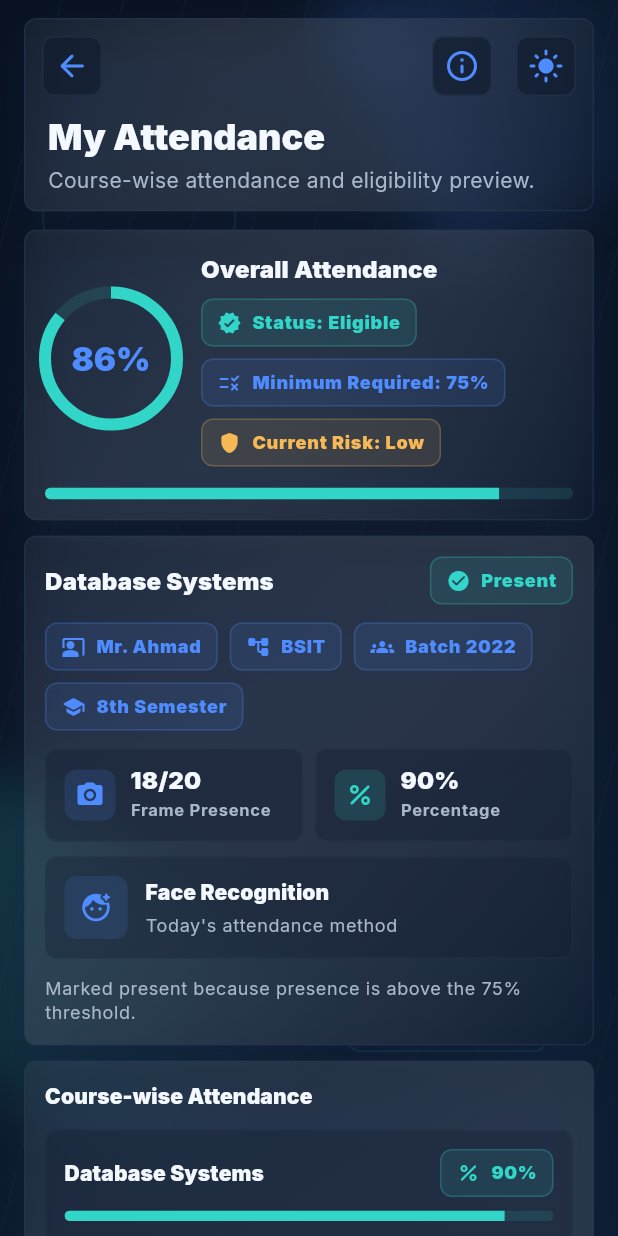
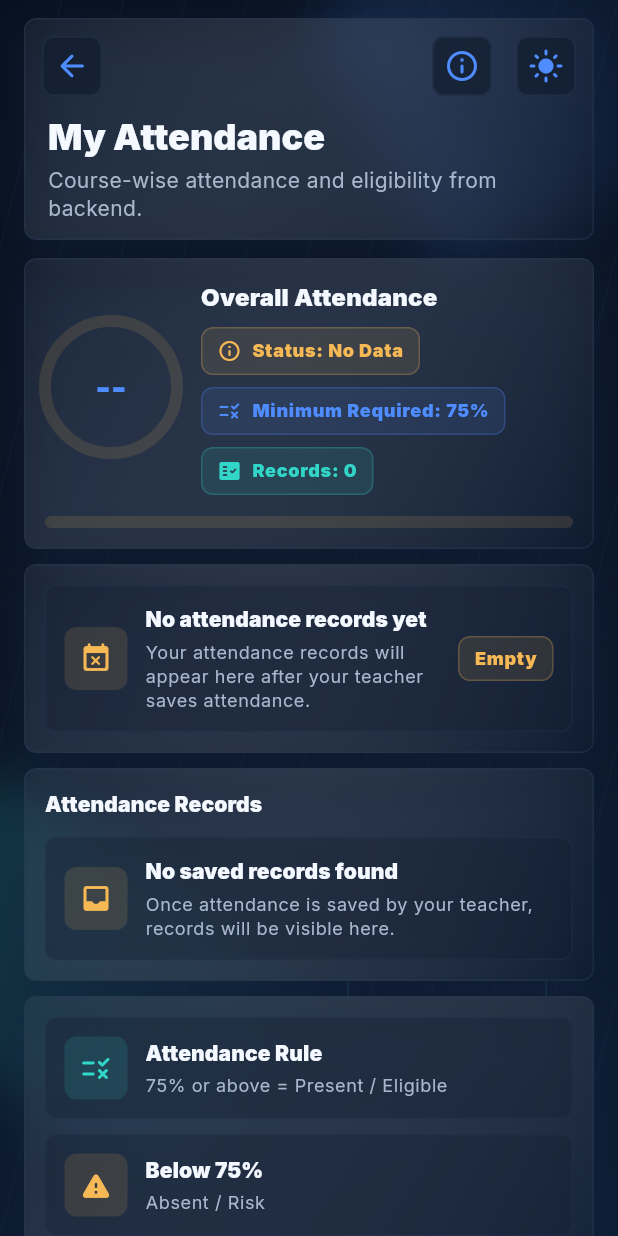
Before and after one commit to alnajamulshariq/eduVision-FlutterApp, a Flutter app: the StudentAttendanceScreen screen opened by its route, on a phone screen of 412 x 824 dp. Run offline on Flutter 3.47's test engine with Material 3 defaults, Android fonts, the phone set to English and light mode, and no system bars; our stand-ins replace flutter_animate, flutter_dotenv, flutter_riverpod, go_router, google_fonts, shared_preferences and 1 more; accounts and stored records are empty.

Commit message:
Connect student attendance screen to backend records

```diff
--- a/lib/features/student/providers/student_provider.dart
+++ b/lib/features/student/providers/student_provider.dart
@@ -1,6 +1,9 @@
+import 'package:eduvision_app/core/utils/result.dart';
+import 'package:eduvision_app/data/models/attendance_record_model.dart';
 import 'package:eduvision_app/data/repositories/attendance_repository.dart';
 import 'package:eduvision_app/data/repositories/gate_repository.dart';
 import 'package:eduvision_app/data/repositories/message_repository.dart';
+import 'package:eduvision_app/features/auth/providers/auth_controller.dart';
 import 'package:eduvision_app/features/auth/providers/auth_provider.dart';
 import 'package:flutter_riverpod/flutter_riverpod.dart';
 
@@ -13,6 +16,29 @@ final studentAttendanceRepositoryProvider = Provider<AttendanceRepository>((
   );
 });
 
+final studentAttendanceRecordsProvider =
+    FutureProvider<List<AttendanceRecordModel>>((ref) async {
+      final currentUser = ref.watch(authControllerProvider).user;
+
+      if (currentUser == null) {
+        return [];
+      }
+
+      final result = await ref
+          .watch(studentAttendanceRepositoryProvider)
+          .getStudentAttendance(studentId: currentUser.id);
+
+      if (result case Success<List<AttendanceRecordModel>>(:final data)) {
+        return data;
+      }
+
+      if (result case Failure<List<AttendanceRecordModel>>(:final exception)) {
+        throw Exception(exception.message);
+      }
+
+      return [];
+    });
+
 final studentGateRepositoryProvider = Provider<GateRepository>((ref) {
   return GateRepository(
     supabaseService: ref.watch(supabaseServiceProvider),
--- a/lib/features/student/screens/student_attendance_screen.dart
+++ b/lib/features/student/screens/student_attendance_screen.dart
@@ -1,89 +1,101 @@
 import 'package:eduvision_app/app/theme.dart';
 import 'package:eduvision_app/core/constants/app_constants.dart';
 import 'package:eduvision_app/core/widgets/module_screen_shell.dart';
+import 'package:eduvision_app/data/models/attendance_record_model.dart';
+import 'package:eduvision_app/features/student/providers/student_provider.dart';
 import 'package:flutter/material.dart';
+import 'package:flutter_riverpod/flutter_riverpod.dart';
 
-class StudentAttendanceScreen extends StatelessWidget {
+class StudentAttendanceScreen extends ConsumerWidget {
   const StudentAttendanceScreen({super.key});
 
-  static const _courses = [
-    _CourseAttendance(
-      subject: 'Database Systems',
-      attendance: 90,
-      status: 'Present Trend',
-      method: 'Face Recognition',
-    ),
-    _CourseAttendance(
-      subject: 'Web Engineering',
-      attendance: 82,
-      status: 'Good',
-      method: 'Manual/Session Preview',
-    ),
-    _CourseAttendance(
-      subject: 'Artificial Intelligence',
-      attendance: 76,
-      status: 'Needs Attention',
-      method: 'Face Recognition Preview',
-    ),
-    _CourseAttendance(
-      subject: 'Software Project',
-      attendance: 70,
-      status: 'At Risk',
-      method: 'Missed Sessions',
-    ),
-  ];
+  @override
+  Widget build(BuildContext context, WidgetRef ref) {
+    final attendanceAsync = ref.watch(studentAttendanceRecordsProvider);
 
-  static const _timeline = [
-    _AttendanceTimelineItem(
-      day: 'Today',
-      subject: 'Database Systems',
-      status: 'Present',
-      attendance: 90,
-    ),
-    _AttendanceTimelineItem(
-      day: 'Yesterday',
-      subject: 'Web Engineering',
-      status: 'Present',
-      attendance: 82,
-    ),
-    _AttendanceTimelineItem(
-      day: 'Monday',
-      subject: 'Artificial Intelligence',
-      status: 'Present',
-      attendance: 76,
-    ),
-    _AttendanceTimelineItem(
-      day: 'Friday',
-      subject: 'Software Project',
-      status: 'Absent',
-      attendance: 70,
-    ),
-  ];
+    final children = attendanceAsync.when(
+      loading: () => <Widget>[
+        const _AttendanceLoadingPanel(),
+        const _AttendanceRuleCard(),
+      ],
+      error: (error, _) => <Widget>[
+        _AttendanceErrorPanel(message: _cleanErrorMessage(error)),
+        const _AttendanceRuleCard(),
+      ],
+      data: (records) => <Widget>[
+        _OverallAttendanceSummary(records: records),
+        _CurrentAttendanceCard(record: records.isEmpty ? null : records.first),
+        _AttendanceRecordList(records: records),
+        const _AttendanceRuleCard(),
+        _AttendanceTimeline(records: records),
+      ],
+    );
+
+    return ModuleScreenShell(
+      title: 'My Attendance',
+      subtitle: 'Course-wise attendance and eligibility from backend.',
+      fallbackRoute: AppRoutes.student,
+      children: children,
+    );
+  }
+}
+
+class _AttendanceLoadingPanel extends StatelessWidget {
+  const _AttendanceLoadingPanel();
 
   @override
   Widget build(BuildContext context) {
-    return ModuleScreenShell(
-      title: 'My Attendance',
-      subtitle: 'Course-wise attendance and eligibility preview.',
-      fallbackRoute: AppRoutes.student,
-      children: const [
-        _OverallAttendanceSummary(),
-        _CurrentCourseCard(),
-        _CourseAttendanceList(courses: _courses),
-        _AttendanceRuleCard(),
-        _AttendanceTimeline(timeline: _timeline),
-      ],
+    return const ModulePanel(
+      padding: EdgeInsets.all(14),
+      child: ModuleInfoTile(
+        title: 'Loading attendance',
+        subtitle: 'Fetching your attendance records from backend.',
+        icon: Icons.hourglass_top_rounded,
+        color: AppColors.cyan,
+        trailing: ModuleBadge(label: 'Loading', color: AppColors.cyan),
+      ),
+    );
+  }
+}
+
+class _AttendanceErrorPanel extends StatelessWidget {
+  const _AttendanceErrorPanel({required this.message});
+
+  final String message;
+
+  @override
+  Widget build(BuildContext context) {
+    return ModulePanel(
+      padding: const EdgeInsets.all(14),
+      child: ModuleInfoTile(
+        title: 'Unable to load attendance',
+        subtitle: message,
+        icon: Icons.error_outline_rounded,
+        color: AppColors.amber,
+        trailing: const ModuleBadge(label: 'Error', color: AppColors.amber),
+      ),
     );
   }
 }
 
 class _OverallAttendanceSummary extends StatelessWidget {
-  const _OverallAttendanceSummary();
+  const _OverallAttendanceSummary({required this.records});
+
+  final List<AttendanceRecordModel> records;
 
   @override
   Widget build(BuildContext context) {
     final colorScheme = Theme.of(context).colorScheme;
     final textTheme = Theme.of(context).textTheme;
+    final average = _averageAttendance(records);
+    final hasRecords = records.isNotEmpty;
+    final eligible = hasRecords && average >= 75;
+    final accent = eligible ? colorScheme.secondary : AppColors.amber;
+    final statusLabel = hasRecords
+        ? eligible
+              ? 'Eligible'
+              : 'At Risk'
+        : 'No Data';
 
     return ModulePanel(
       padding: const EdgeInsets.all(14),
@@ -100,16 +112,14 @@ class _OverallAttendanceSummary extends StatelessWidget {
                   fit: StackFit.expand,
                   children: [
                     CircularProgressIndicator(
-                      value: 0.86,
+                      value: hasRecords ? average / 100 : 0,
                       strokeWidth: 8,
-                      color: colorScheme.secondary,
-                      backgroundColor: colorScheme.secondary.withValues(
-                        alpha: 0.13,
-                      ),
+                      color: accent,
+                      backgroundColor: accent.withValues(alpha: 0.13),
                     ),
                     Center(
                       child: Text(
-                        '86%',
+                        hasRecords ? _percentageLabel(average) : '--',
                         style: textTheme.titleLarge?.copyWith(
                           color: colorScheme.primary,
                           fontWeight: FontWeight.w900,
@@ -131,24 +141,26 @@ class _OverallAttendanceSummary extends StatelessWidget {
                       ),
                     ),
                     const SizedBox(height: 8),
-                    const Wrap(
+                    Wrap(
                       spacing: 8,
                       runSpacing: 8,
                       children: [
                         ModuleBadge(
-                          label: 'Status: Eligible',
-                          icon: Icons.verified_rounded,
-                          color: AppColors.cyan,
+                          label: 'Status: $statusLabel',
+                          icon: eligible
+                              ? Icons.verified_rounded
+                              : Icons.info_outline_rounded,
+                          color: accent,
                         ),
-                        ModuleBadge(
+                        const ModuleBadge(
                           label: 'Minimum Required: 75%',
                           icon: Icons.rule_rounded,
                           color: AppColors.blue,
                         ),
                         ModuleBadge(
-                          label: 'Current Risk: Low',
-                          icon: Icons.shield_rounded,
-                          color: AppColors.amber,
+                          label: 'Records: ${records.length}',
+                          icon: Icons.fact_check_rounded,
+                          color: AppColors.cyan,
                         ),
                       ],
                     ),
@@ -161,10 +173,10 @@ class _OverallAttendanceSummary extends StatelessWidget {
           ClipRRect(
             borderRadius: BorderRadius.circular(8),
             child: LinearProgressIndicator(
-              value: 0.86,
+              value: hasRecords ? average / 100 : 0,
               minHeight: 8,
-              color: colorScheme.secondary,
-              backgroundColor: colorScheme.secondary.withValues(alpha: 0.13),
+              color: accent,
+              backgroundColor: accent.withValues(alpha: 0.13),
             ),
           ),
         ],
@@ -173,13 +185,32 @@ class _OverallAttendanceSummary extends StatelessWidget {
   }
 }
 
-class _CurrentCourseCard extends StatelessWidget {
-  const _CurrentCourseCard();
+class _CurrentAttendanceCard extends StatelessWidget {
+  const _CurrentAttendanceCard({required this.record});
+
+  final AttendanceRecordModel? record;
 
   @override
   Widget build(BuildContext context) {
+    if (record == null) {
+      return const ModulePanel(
+        padding: EdgeInsets.all(14),
+        child: ModuleInfoTile(
+          title: 'No attendance records yet',
+          subtitle:
+              'Your attendance records will appear here after your teacher saves attendance.',
+          icon: Icons.event_busy_rounded,
+          color: AppColors.amber,
+          trailing: ModuleBadge(label: 'Empty', color: AppColors.amber),
+        ),
+      );
+    }
+
+    final currentRecord = record!;
     final colorScheme = Theme.of(context).colorScheme;
     final textTheme = Theme.of(context).textTheme;
+    final isPresent = currentRecord.attendanceStatus == 'present';
+    final accent = isPresent ? colorScheme.secondary : AppColors.red;
 
     return ModulePanel(
       padding: const EdgeInsets.all(14),
@@ -190,62 +221,78 @@ class _CurrentCourseCard extends StatelessWidget {
             children: [
               Expanded(
                 child: Text(
-                  'Database Systems',
+                  'Latest Attendance Record',
                   style: textTheme.titleMedium?.copyWith(
                     fontWeight: FontWeight.w900,
                   ),
                 ),
               ),
-              const ModuleBadge(
-                label: 'Present',
-                icon: Icons.check_circle_rounded,
-                color: AppColors.cyan,
+              ModuleBadge(
+                label: _statusLabel(currentRecord.attendanceStatus),
+                icon: isPresent
+                    ? Icons.check_circle_rounded
+                    : Icons.warning_rounded,
+                color: accent,
               ),
             ],
           ),
           const SizedBox(height: 12),
-          const Wrap(
+          Wrap(
             spacing: 8,
             runSpacing: 8,
             children: [
-              ModuleBadge(label: 'Mr. Ahmad', icon: Icons.co_present_rounded),
-              ModuleBadge(label: 'BSIT', icon: Icons.account_tree_rounded),
-              ModuleBadge(label: 'Batch 2022', icon: Icons.groups_rounded),
-              ModuleBadge(label: '8th Semester', icon: Icons.school_rounded),
+              ModuleBadge(
+                label: 'Session ${_shortId(currentRecord.sessionId)}',
+                icon: Icons.event_note_rounded,
+              ),
+              ModuleBadge(
+                label: _methodLabel(currentRecord.attendanceMethod),
+                icon: currentRecord.attendanceMethod == 'dynamic_qr'
+                    ? Icons.qr_code_2_rounded
+                    : Icons.face_retouching_natural_rounded,
+              ),
+              ModuleBadge(
+                label: _formatDate(currentRecord.createdAt),
+                icon: Icons.calendar_month_rounded,
+              ),
             ],
           ),
           const SizedBox(height: 12),
-          const Row(
+          Row(
             children: [
               Expanded(
                 child: ModuleMetricCard(
                   label: 'Frame Presence',
-                  value: '18/20',
+                  value: _framesText(currentRecord),
                   icon: Icons.photo_camera_rounded,
                   color: AppColors.blue,
                 ),
               ),
-              SizedBox(width: 8),
+              const SizedBox(width: 8),
               Expanded(
                 child: ModuleMetricCard(
                   label: 'Percentage',
-                  value: '90%',
+                  value: _percentageLabel(currentRecord.attendancePercentage),
                   icon: Icons.percent_rounded,
-                  color: AppColors.cyan,
+                  color: accent,
                 ),
               ),
             ],
           ),
           const SizedBox(height: 10),
-          const ModuleInfoTile(
-            title: 'Face Recognition',
-            subtitle: 'Today\'s attendance method',
-            icon: Icons.face_retouching_natural_rounded,
+          ModuleInfoTile(
+            title: _methodLabel(currentRecord.attendanceMethod),
+            subtitle: 'Attendance method saved from backend',
+            icon: currentRecord.attendanceMethod == 'dynamic_qr'
+                ? Icons.qr_code_2_rounded
+                : Icons.face_retouching_natural_rounded,
             color: AppColors.blue,
           ),
           const SizedBox(height: 12),
           Text(
-            'Marked present because presence is above the 75% threshold.',
+            isPresent
+                ? 'Marked present because attendance is at least 75%.'
+                : 'Marked absent because attendance is below 75%.',
             style: textTheme.bodySmall?.copyWith(
               color: colorScheme.onSurfaceVariant,
               height: 1.35,
@@ -257,10 +304,10 @@ class _CurrentCourseCard extends StatelessWidget {
   }
 }
 
-class _CourseAttendanceList extends StatelessWidget {
-  const _CourseAttendanceList({required this.courses});
+class _AttendanceRecordList extends StatelessWidget {
+  const _AttendanceRecordList({required this.records});
 
-  final List<_CourseAttendance> courses;
+  final List<AttendanceRecordModel> records;
 
   @override
   Widget build(BuildContext context) {
@@ -270,33 +317,42 @@ class _CourseAttendanceList extends StatelessWidget {
         crossAxisAlignment: CrossAxisAlignment.start,
         children: [
           Text(
-            'Course-wise Attendance',
+            'Attendance Records',
             style: Theme.of(
               context,
             ).textTheme.titleSmall?.copyWith(fontWeight: FontWeight.w900),
           ),
           const SizedBox(height: 12),
-          for (final course in courses) ...[
-            _CourseAttendanceCard(course: course),
-            if (course != courses.last) const SizedBox(height: 10),
-          ],
+          if (records.isEmpty)
+            const ModuleInfoTile(
+              title: 'No saved records found',
+              subtitle:
+                  'Once attendance is saved by your teacher, records will be visible here.',
+              icon: Icons.inbox_rounded,
+              color: AppColors.amber,
+            )
+          else
+            for (final record in records) ...[
+              _AttendanceRecordCard(record: record),
+              if (record != records.last) const SizedBox(height: 10),
+            ],
         ],
       ),
     );
   }
 }
 
-class _CourseAttendanceCard extends StatelessWidget {
-  const _CourseAttendanceCard({required this.course});
+class _AttendanceRecordCard extends StatelessWidget {
+  const _AttendanceRecordCard({required this.record});
 
-  final _CourseAttendance course;
+  final AttendanceRecordModel record;
 
   @override
   Widget build(BuildContext context) {
     final colorScheme = Theme.of(context).colorScheme;
     final textTheme = Theme.of(context).textTheme;
-    final eligible = course.attendance >= 75;
-    final accent = eligible ? colorScheme.secondary : AppColors.red;
+    final isPresent = record.attendanceStatus == 'present';
+    final accent = isPresent ? colorScheme.secondary : AppColors.red;
 
     return Container(
       padding: const EdgeInsets.all(12),
@@ -312,7 +368,7 @@ class _CourseAttendanceCard extends StatelessWidget {
             children: [
               Expanded(
                 child: Text(
-                  course.subject,
+                  'Session ${_shortId(record.sessionId)}',
                   maxLines: 1,
                   overflow: TextOverflow.ellipsis,
                   style: textTheme.titleSmall?.copyWith(
@@ -321,7 +377,7 @@ class _CourseAttendanceCard extends StatelessWidget {
                 ),
               ),
               ModuleBadge(
-                label: '${course.attendance}%',
+                label: _percentageLabel(record.attendancePercentage),
                 icon: Icons.percent_rounded,
                 color: accent,
               ),
@@ -331,7 +387,7 @@ class _CourseAttendanceCard extends StatelessWidget {
           ClipRRect(
             borderRadius: BorderRadius.circular(8),
             child: LinearProgressIndicator(
-              value: course.attendance / 100,
+              value: record.attendancePercentage / 100,
               minHeight: 7,
               color: accent,
               backgroundColor: accent.withValues(alpha: 0.13),
@@ -343,18 +399,23 @@ class _CourseAttendanceCard extends StatelessWidget {
             runSpacing: 8,
             children: [
               ModuleBadge(
-                label: course.status,
-                icon: eligible
+                label: _statusLabel(record.attendanceStatus),
+                icon: isPresent
                     ? Icons.check_circle_rounded
                     : Icons.warning_rounded,
                 color: accent,
               ),
               ModuleBadge(
-                label: course.method,
-                icon: course.method.contains('Face')
-                    ? Icons.face_retouching_natural_rounded
-                    : Icons.fact_check_rounded,
-                color: eligible ? AppColors.blue : AppColors.amber,
+                label: _methodLabel(record.attendanceMethod),
+                icon: record.attendanceMethod == 'dynamic_qr'
+                    ? Icons.qr_code_2_rounded
+                    : Icons.face_retouching_natural_rounded,
+                color: AppColors.blue,
+              ),
+              ModuleBadge(
+                label: 'Frames: ${_framesText(record)}',
+                icon: Icons.photo_camera_rounded,
+                color: colorScheme.secondary,
               ),
             ],
           ),
@@ -406,9 +467,9 @@ class _AttendanceRuleCard extends StatelessWidget {
 }
 
 class _AttendanceTimeline extends StatelessWidget {
-  const _AttendanceTimeline({required this.timeline});
+  const _AttendanceTimeline({required this.records});
 
-  final List<_AttendanceTimelineItem> timeline;
+  final List<AttendanceRecordModel> records;
 
   @override
   Widget build(BuildContext context) {
@@ -424,10 +485,19 @@ class _AttendanceTimeline extends StatelessWidget {
             ).textTheme.titleSmall?.copyWith(fontWeight: FontWeight.w900),
           ),
           const SizedBox(height: 12),
-          for (final item in timeline) ...[
-            _TimelineRow(item: item),
-            if (item != timeline.last) const SizedBox(height: 9),
-          ],
+          if (records.isEmpty)
+            const ModuleInfoTile(
+              title: 'No recent timeline',
+              subtitle:
+                  'Attendance history will appear after records are saved.',
+              icon: Icons.timeline_rounded,
+              color: AppColors.amber,
+            )
+          else
+            for (final record in records.take(5)) ...[
+              _TimelineRow(record: record),
+              if (record != records.take(5).last) const SizedBox(height: 9),
+            ],
         ],
       ),
     );
@@ -435,50 +505,121 @@ class _AttendanceTimeline extends StatelessWidget {
 }
 
 class _TimelineRow extends StatelessWidget {
-  const _TimelineRow({required this.item});
+  const _TimelineRow({required this.record});
 
-  final _AttendanceTimelineItem item;
+  final AttendanceRecordModel record;
 
   @override
   Widget build(BuildContext context) {
     final colorScheme = Theme.of(context).colorScheme;
-    final present = item.status == 'Present';
+    final present = record.attendanceStatus == 'present';
     final accent = present ? colorScheme.secondary : AppColors.red;
 
     return ModuleInfoTile(
-      title: '${item.day}, ${item.subject}',
-      subtitle: '${item.status} - ${item.attendance}%',
+      title:
+          '${_formatDate(record.createdAt)}, Session ${_shortId(record.sessionId)}',
+      subtitle:
+          '${_statusLabel(record.attendanceStatus)} - ${_percentageLabel(record.attendancePercentage)}',
       icon: present ? Icons.check_circle_rounded : Icons.warning_rounded,
       color: accent,
-      trailing: ModuleBadge(label: item.status, color: accent),
+      trailing: ModuleBadge(
+        label: _statusLabel(record.attendanceStatus),
+        color: accent,
+      ),
     );
   }
 }
 
-class _CourseAttendance {
-  const _CourseAttendance({
-    required this.subject,
-    required this.attendance,
-    required this.status,
-    required this.method,
-  });
+double _averageAttendance(List<AttendanceRecordModel> records) {
+  if (records.isEmpty) {
+    return 0;
+  }
 
-  final String subject;
-  final int attendance;
-  final String status;
-  final String method;
+  final total = records.fold<double>(
+    0,
+    (sum, record) => sum + record.attendancePercentage,
+  );
+
+  return total / records.length;
 }
 
-class _AttendanceTimelineItem {
-  const _AttendanceTimelineItem({
-    required this.day,
-    required this.subject,
-    required this.status,
-    required this.attendance,
-  });
+String _percentageLabel(double value) {
+  final rounded = value.roundToDouble();
 
-  final String day;
-  final String subject;
-  final String status;
-  final int attendance;
+  if ((value - rounded).abs() < 0.01) {
+    return '${value.round()}%';
+  }
+
+  return '${value.toStringAsFixed(1)}%';
 }
+
+String _framesText(AttendanceRecordModel record) {
+  if (record.totalFrames == 0) {
+    return '${record.framesDetected}';
+  }
+
+  return '${record.framesDetected}/${record.totalFrames}';
+}
+
+String _methodLabel(String value) {
+  return value
+      .split('_')
+      .where((word) => word.trim().isNotEmpty)
+      .map((word) {
+        final trimmed = word.trim();
+
+        if (trimmed.length == 1) {
+          return trimmed.toUpperCase();
+        }
+
+        return '${trimmed[0].toUpperCase()}${trimmed.substring(1)}';
+      })
+      .join(' ');
+}
+
+String _statusLabel(String value) {
+  final normalized = value.trim().toLowerCase();
+
+  if (normalized.isEmpty) {
+    return 'Unknown';
+  }
+
+  return '${normalized[0].toUpperCase()}${normalized.substring(1)}';
+}
+
+String _formatDate(DateTime value) {
+  final localValue = value.toLocal();
+  final now = DateTime.now();
+  final today = DateTime(now.year, now.month, now.day);
+  final recordDate = DateTime(
+    localValue.year,
+    localValue.month,
+    localValue.day,
+  );
+
+  if (recordDate == today) {
+    return 'Today';
+  }
+
+  if (recordDate == today.subtract(const Duration(days: 1))) {
+    return 'Yesterday';
+  }
+
+  final day = localValue.day.toString().padLeft(2, '0');
+  final month = localValue.month.toString().padLeft(2, '0');
+  final year = localValue.year.toString();
+
+  return '$day/$month/$year';
+}
+
+String _shortId(String value) {
+  if (value.length <= 8) {
+    return value;
+  }
+
+  return value.substring(0, 8);
+}
+
+String _cleanErrorMessage(Object error) {
+  return error.toString().replaceFirst('Exception: ', '');
+}
```
Also changed, not shown: lib/data/repositories/attendance_repository.dart (+147 -1 lines).
